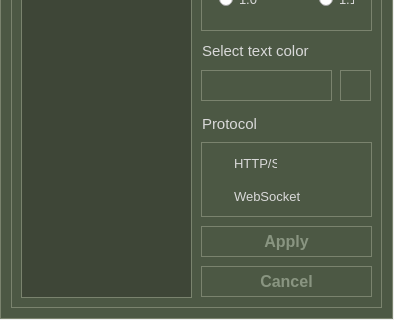
Above: configurator.ui from mxrcode/StockWidget before the change; both pictures show x 0 to 394 and y 172 to 492 of the 394 by 492 pixel window. Below: the same form after it.
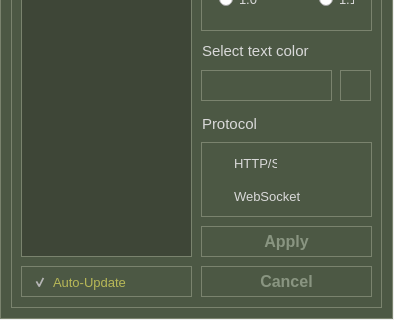
That is the form after the change. Icons and pictures are not drawn.

Commit message:
Add auto_update checkBox
This affected the GUI "configurator" and config.

```diff
--- a/configurator.ui
+++ b/configurator.ui
@@ -398,7 +398,7 @@
       <x>10</x>
       <y>50</y>
       <width>181</width>
-      <height>385</height>
+      <height>344</height>
      </rect>
     </property>
     <property name="font">
@@ -724,6 +724,61 @@
      </property>
     </widget>
    </widget>
+   <widget class="QGroupBox" name="dev_groupBox">
+    <property name="geometry">
+     <rect>
+      <x>10</x>
+      <y>393</y>
+      <width>181</width>
+      <height>41</height>
+     </rect>
+    </property>
+    <property name="styleSheet">
+     <string notr="true">background-color:#4C5844;
+border: 1px solid #7A836E;
+margin: 0px 0px 10px 10px;</string>
+    </property>
+    <property name="title">
+     <string/>
+    </property>
+    <widget class="QCheckBox" name="auto_update_checkBox">
+     <property name="geometry">
+      <rect>
+       <x>10</x>
+       <y>1</y>
+       <width>171</width>
+       <height>31</height>
+      </rect>
+     </property>
+     <property name="font">
+      <font>
+       <pointsize>10</pointsize>
+      </font>
+     </property>
+     <property name="styleSheet">
+      <string notr="true">QCheckBox {
+	border: 0px solid black;
+	margin: 0px 0px 0px 12px;
+	background-color: rgba(255, 255, 255, 0);
+}
+QCheckBox:hover {
+	color: #B8B857;
+}
+QCheckBox:checked {
+	color: #B8B857;
+}</string>
+     </property>
+     <property name="text">
+      <string>Auto-Update</string>
+     </property>
+     <property name="checked">
+      <bool>true</bool>
+     </property>
+     <property name="tristate">
+      <bool>false</bool>
+     </property>
+    </widget>
+   </widget>
   </widget>
  </widget>
  <resources>
```
The commit also changes 3 other files.
